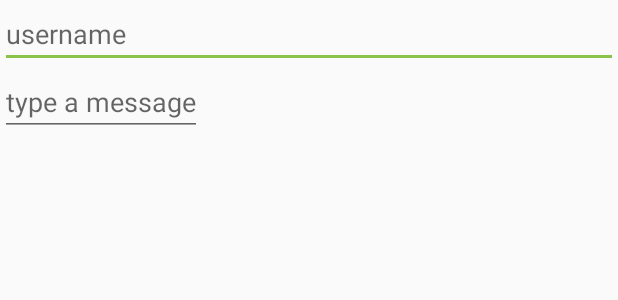
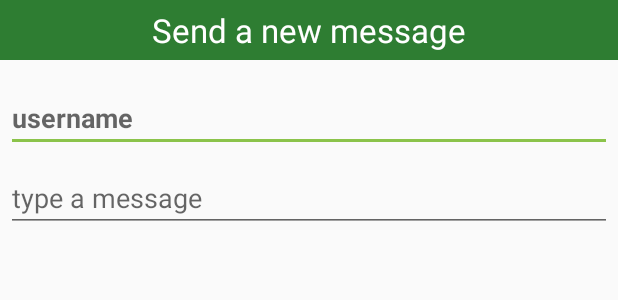
Before and after one commit to pflingstring/pandared-android, an Android app: the layout fragment_create_new_message.xml on its own in the app's theme, with its tools: preview values and no code run, on a phone screen of 412 x 824 dp. Shown: the top 300 px of the screen. Run offline under Robolectric (Android 15) with nearby library versions, the phone set to English and light mode, and no system bars; network calls fail.

Commit message:
improve DialogFragment UI

```diff
--- a/app/src/main/java/red/panda/activities/fragments/CreateNewMessageDialogFragment.java
+++ b/app/src/main/java/red/panda/activities/fragments/CreateNewMessageDialogFragment.java
@@ -43,8 +43,7 @@ public class CreateNewMessageDialogFragment extends DialogFragment
         builder
             .setView(sendNewMessageView)
             .setPositiveButton("Send", onSendButton())
-            .setNegativeButton("Cancel", onCancelButton())
-            .setMessage("Send a new message");
+            .setNegativeButton("Cancel", onCancelButton());
 
         socket.off();
         return builder.create();
--- a/app/src/main/res/layout/fragment_create_new_message.xml
+++ b/app/src/main/res/layout/fragment_create_new_message.xml
@@ -3,20 +3,51 @@
     xmlns:android="http://schemas.android.com/apk/res/android"
     android:layout_width="match_parent"
     android:layout_height="match_parent"
+    xmlns:tools="http://schemas.android.com/tools"
     android:orientation="vertical"
+    tools:context="red.panda.activities.ConversationActivity"
+>
+
+    <LinearLayout
+        android:layout_width="match_parent"
+        android:layout_height="wrap_content"
+        android:background="@color/colorPrimary"
+        android:layout_gravity="center"
+        android:paddingBottom="5dp"
+        android:paddingTop="5dp"
     >
+        <TextView
+            android:layout_width="match_parent"
+            android:layout_height="wrap_content"
+            android:text="Send a new message"
+            android:textColor="@color/textColorPrimary"
+            android:textSize="22sp"
+            android:gravity="center"
+        />
+    </LinearLayout>
+
     <EditText
         android:id="@+id/toUser"
         android:layout_width="match_parent"
         android:layout_height="wrap_content"
-        android:lines="1"
+        android:singleLine="true"
         android:hint="@string/username"
+        android:textStyle="bold"
+        android:textColor="@color/colorPrimary"
+        android:layout_marginTop="16dp"
+        android:layout_marginBottom="4dp"
+        android:layout_marginLeft="4dp"
+        android:layout_marginRight="4dp"
         />
     <EditText
         android:id="@+id/message"
-        android:layout_width="wrap_content"
+        android:layout_width="match_parent"
         android:layout_height="wrap_content"
         android:hint="@string/message"
+        android:layout_marginTop="4dp"
+        android:layout_marginBottom="16dp"
+        android:layout_marginLeft="4dp"
+        android:layout_marginRight="4dp"
         />
 
 </LinearLayout>
```
